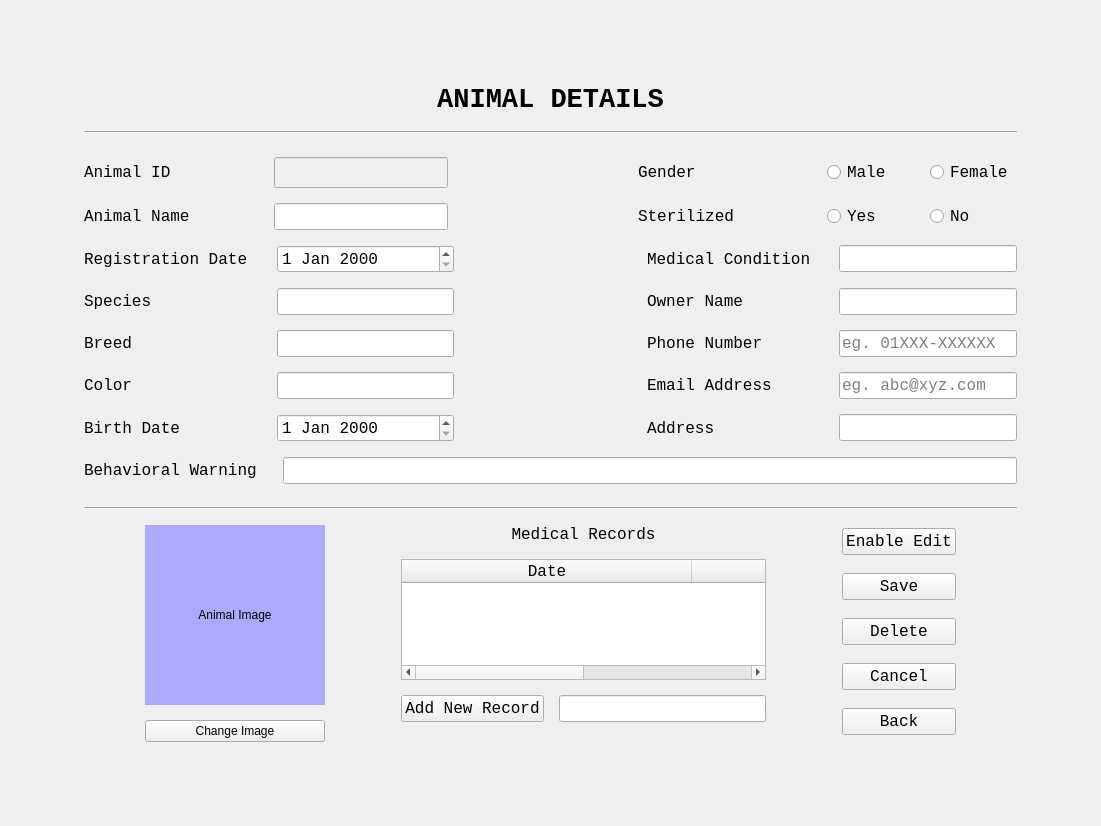
First picture: the form in AnimalDetailsUI.ui, repository ASNaeem/Simple-VCMS, before the edit.
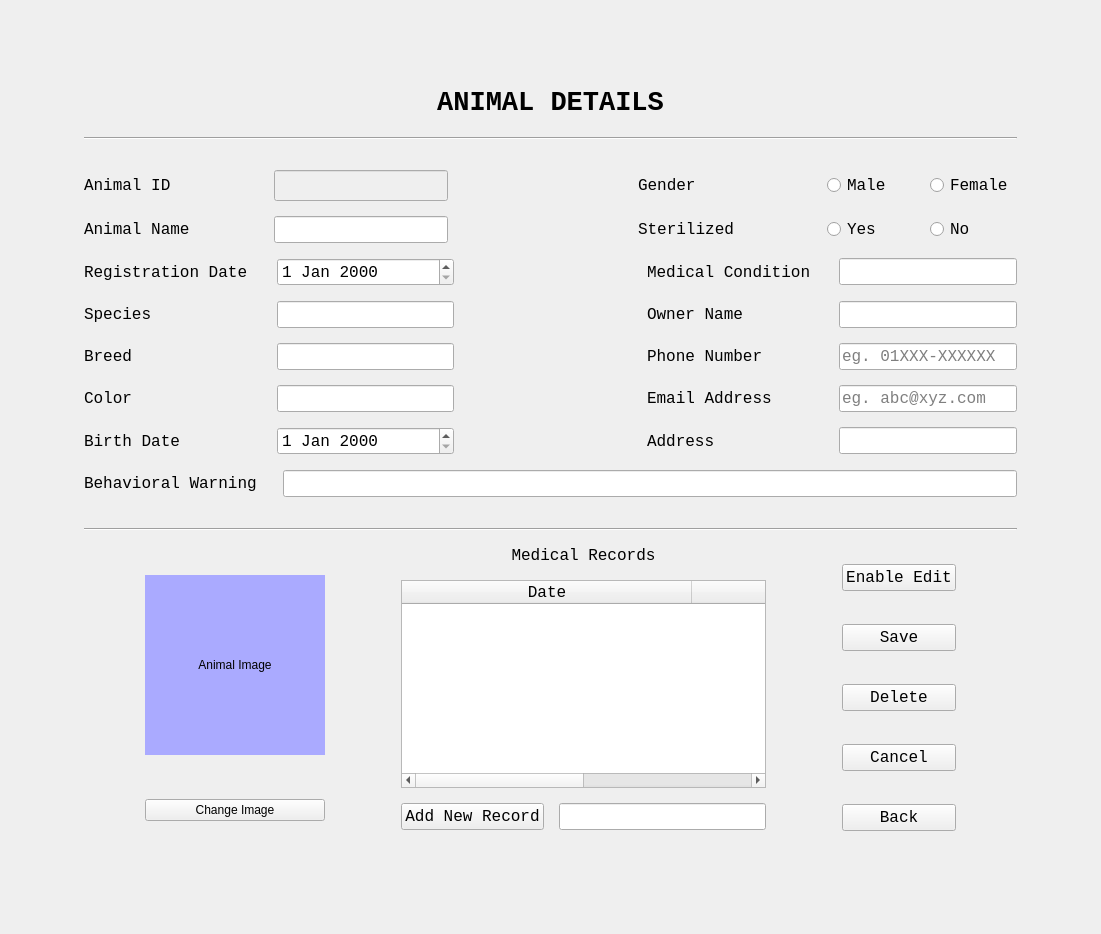
Second picture: the form after the edit.

Patch:
```diff
--- a/AnimalDetailsUI.ui
+++ b/AnimalDetailsUI.ui
@@ -7,7 +7,7 @@
     <x>0</x>
     <y>0</y>
     <width>1101</width>
-    <height>826</height>
+    <height>0</height>
    </rect>
   </property>
   <property name="windowTitle">
```
